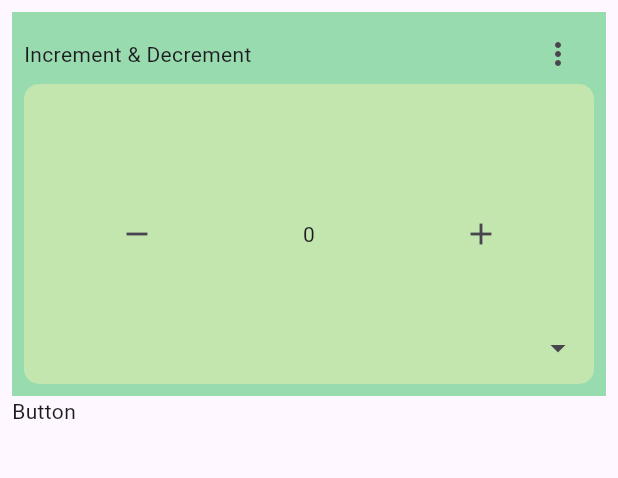
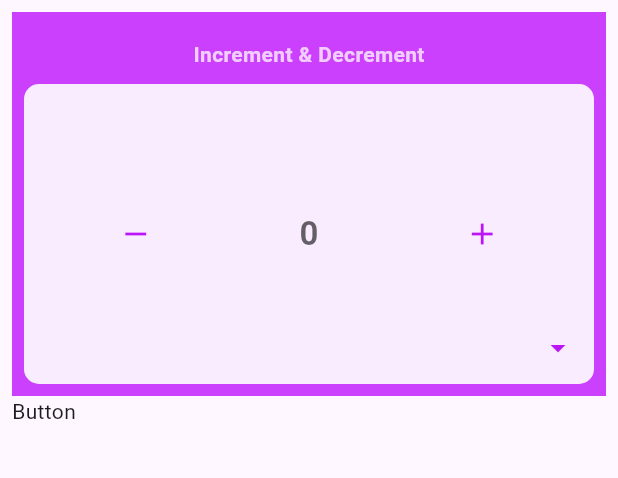
Before and after one commit to Mustack-Rabbi/recount, a Flutter app: the screen it shows after launch, on a phone screen of 412 x 824 dp, the part 84-562 px from its top. Run offline on Flutter 3.47's test engine with Material 3 defaults, Android fonts, the light colour scheme and no system bars.

Commit message:
widget degin and colors ..

```diff
--- a/lib/home_page.dart
+++ b/lib/home_page.dart
@@ -9,9 +9,30 @@ class HomePage extends StatefulWidget {
 
 class _HomePageState extends State<HomePage> {
   Color mintGreen = Color(0xFF97dbaf);
+  Color appColor = Colors.teal;
   Color lightLime = Color(0xFFc2e6ae);
   Color pastelYellow = Color(0xFFf3e1a7);
   Color blushPink = Color(0xFFf4bbba);
+
+  // Color
+
+  List<Color> colorLevel1 = [Color(0xFFF2CEFF), Color(0xFF), Color(0xFF)];
+  List<Color> colorLevel2 = [Color(0xFFE295FE), Color(0xFF), Color(0xFF)];
+  List<Color> colorLevel3 = [Color(0xFFCB40FC), Color(0xFF), Color(0xFF)];
+  List<Color> colorLevel4 = [Color(0xFFBB15F6), Color(0xFF), Color(0xFF)];
+  // List<Color> colorMain = [
+  //   Color(0xFFCB40FC),
+  //   Color(0xFFd669fe),
+  //   Color(0xFF),
+  //   Color(0xFF)
+  // ];
+  // List<Color> colorMain = [Color(0xFFd669fe), Color(0xFF), Color(0xFF)];
+
+  // Color outlineColor = Color(0xFF1a342d);
+  // Color containarColor = Color(0xFFf5f0ec);
+  // Color buttonColor = Color(0xFFdc9d00);
+
+  // Color textColor = Color(0xFF1a342d);
 
   int increment = 0;
   bool iconButtonAdd = true;
@@ -64,7 +85,7 @@ class _HomePageState extends State<HomePage> {
           crossAxisAlignment: CrossAxisAlignment.start,
           children: [
             Container(
-              color: mintGreen,
+              decoration: BoxDecoration(color: colorLevel3[0]),
               padding: EdgeInsets.all(8),
               child: Column(
                 children: [
@@ -73,44 +94,47 @@ class _HomePageState extends State<HomePage> {
                     height: 40,
                     width: double.infinity,
                     child: Row(
-                      mainAxisAlignment: MainAxisAlignment.spaceBetween,
+                      mainAxisAlignment: MainAxisAlignment.center,
                       children: [
-                        Text("Increment & Decrement"),
-                        IconButton(
-                            onPressed: () {
-                              showAdaptiveDialog(
-                                  context: context,
-                                  builder: (context) {
-                                    return AlertDialog(
-                                      title: Text("Settings"),
-                                      actions: [
-                                        Row(
-                                          children: [
-                                            Icon(Icons.remove),
-                                            Text("Add Icon"),
-                                            IconButton(
-                                                onPressed: () {
-                                                  setState(() {
-                                                    iconButtonAdd =
-                                                        !iconButtonAdd;
-                                                  });
-                                                },
-                                                icon: Icon(Icons.done))
-                                          ],
-                                        ),
-                                        Icon(Icons.add),
-                                        Icon(Icons.add),
-                                        Icon(Icons.add),
-                                        TextButton(
-                                            onPressed: () {
-                                              Navigator.pop(context);
-                                            },
-                                            child: Text("Close")),
-                                      ],
-                                    );
-                                  });
-                            },
-                            icon: Icon(Icons.more_vert))
+                        Text("Increment & Decrement",
+                            style: TextStyle(
+                                color: colorLevel1[0],
+                                fontWeight: FontWeight.bold)),
+                        // IconButton(
+                        //     onPressed: () {
+                        //       showAdaptiveDialog(
+                        //           context: context,
+                        //           builder: (context) {
+                        //             return AlertDialog(
+                        //               title: Text("Settings"),
+                        //               actions: [
+                        //                 Row(
+                        //                   children: [
+                        //                     Icon(Icons.remove),
+                        //                     Text("Add Icon"),
+                        //                     IconButton(
+                        //                         onPressed: () {
+                        //                           setState(() {
+                        //                             iconButtonAdd =
+                        //                                 !iconButtonAdd;
+                        //                           });
+                        //                         },
+                        //                         icon: Icon(Icons.done))
+                        //                   ],
+                        //                 ),
+                        //                 Icon(Icons.add),
+                        //                 Icon(Icons.add),
+                        //                 Icon(Icons.add),
+                        //                 TextButton(
+                        //                     onPressed: () {
+                        //                       Navigator.pop(context);
+                        //                     },
+                        //                     child: Text("Close")),
+                        //               ],
+                        //             );
+                        //           });
+                        //     },
+                        //     icon: Icon(Icons.more_vert))
                       ],
                     ),
                   ),
@@ -118,7 +142,7 @@ class _HomePageState extends State<HomePage> {
                     Container(
                       decoration: BoxDecoration(
                         borderRadius: BorderRadius.circular(10),
-                        color: lightLime,
+                        color: Colors.white.withOpacity(.9),
                       ),
                       height: 200,
                       padding: EdgeInsets.symmetric(
@@ -137,8 +161,16 @@ class _HomePageState extends State<HomePage> {
                                         increment--;
                                       });
                                     },
-                                    icon: Icon(Icons.remove)),
-                                Text(increment.toString()),
+                                    icon: Icon(
+                                      Icons.remove,
+                                      color: colorLevel4[0],
+                                    )),
+                                Text(increment.toString(),
+                                    style: TextStyle(
+                                      fontSize: 22,
+                                      fontWeight: FontWeight.w600,
+                                      color: Colors.black.withOpacity(.6),
+                                    )),
                                 if (iconButtonAdd == true)
                                   IconButton(
                                       onPressed: () {
@@ -146,7 +178,8 @@ class _HomePageState extends State<HomePage> {
                                           increment++;
                                         });
                                       },
-                                      icon: Icon(Icons.add))
+                                      icon: Icon(Icons.add,
+                                          color: colorLevel4[0])),
                               ],
                             )
                           ]),
@@ -162,7 +195,8 @@ class _HomePageState extends State<HomePage> {
                               showDown = !showDown;
                             });
                           },
-                          icon: Icon(Icons.arrow_drop_down),
+                          icon: Icon(Icons.arrow_drop_down,
+                              color: colorLevel4[0]),
                         ),
                       )
                   ]),
@@ -170,7 +204,7 @@ class _HomePageState extends State<HomePage> {
                     Container(
                       decoration: BoxDecoration(
                         borderRadius: BorderRadius.circular(10),
-                        color: lightLime,
+                        color: colorLevel1[0],
                       ),
                       margin: EdgeInsets.symmetric(vertical: 5),
                       height: 40,
@@ -182,18 +216,38 @@ class _HomePageState extends State<HomePage> {
                                 child: (widgetEdite == false)
                                     ? Row(
                                         mainAxisAlignment:
-                                            MainAxisAlignment.center,
+                                            MainAxisAlignment.spaceAround,
                                         children: [
                                           IconButton(
                                               onPressed: () {},
-                                              icon: Icon(Icons.arrow_back)),
-                                          Text("1/3"),
+                                              icon: Icon(
+                                                  Icons.arrow_back_ios_rounded,
+                                                  color: colorLevel4[0])),
+                                          Text(
+                                            "1/3",
+                                            style: TextStyle(
+                                                fontSize: 16,
+                                                color: Colors.black
+                                                    .withOpacity(.6),
+                                                fontWeight: FontWeight.w600),
+                                          ),
                                           IconButton(
                                               onPressed: () {},
-                                              icon: Icon(Icons.arrow_forward)),
+                                              icon: Icon(
+                                                Icons.arrow_forward_ios_rounded,
+                                                color: colorLevel4[0],
+                                              )),
                                         ],
                                       )
-                                    : Center(child: Text("Change Widget"))),
+                                    : Center(
+                                        child: Text(
+                                        "Change Widget",
+                                        style: TextStyle(
+                                            fontWeight: FontWeight.w500,
+                                            fontSize: 16,
+                                            color:
+                                                Colors.black.withOpacity(.6)),
+                                      ))),
                             (widgetEdite == false)
                                 ? IconButton(
                                     onPressed: () {
@@ -201,21 +255,26 @@ class _HomePageState extends State<HomePage> {
                                         widgetEdite = !widgetEdite;
                                       });
                                     },
-                                    icon: Icon(Icons.widgets))
+                                    icon: Icon(
+                                      Icons.widgets,
+                                      color: colorLevel4[0],
+                                    ))
                                 : IconButton(
                                     onPressed: () {
                                       setState(() {
                                         widgetEdite = !widgetEdite;
                                       });
                                     },
-                                    icon: Icon(Icons.done)),
+                                    icon: Icon(Icons.done,
+                                        color: colorLevel4[0])),
                             IconButton(
                                 onPressed: () {
                                   setState(() {
                                     showDown = !showDown;
                                   });
                                 },
-                                icon: Icon(Icons.arrow_drop_up)),
+                                icon: Icon(Icons.arrow_drop_up,
+                                    color: colorLevel4[0])),
                           ],
                         ),
                       ),
```
